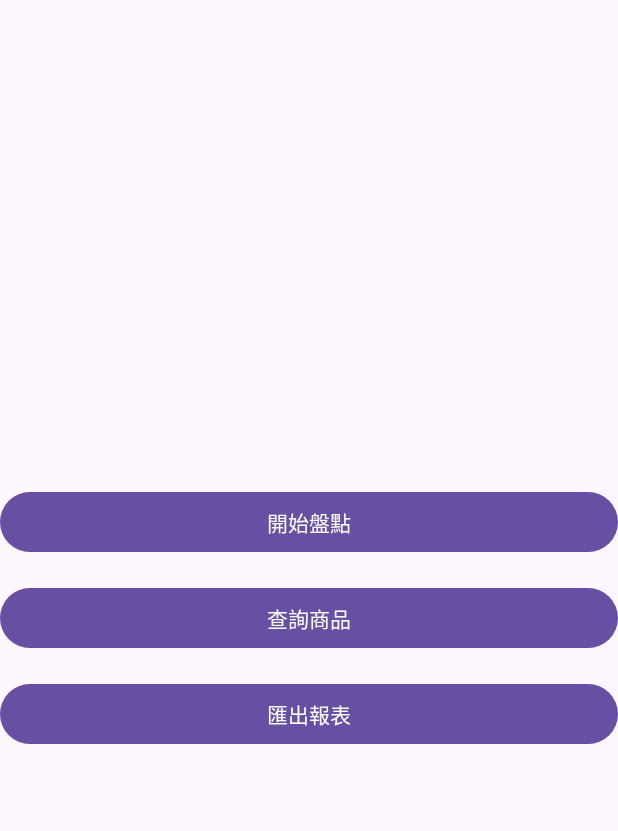
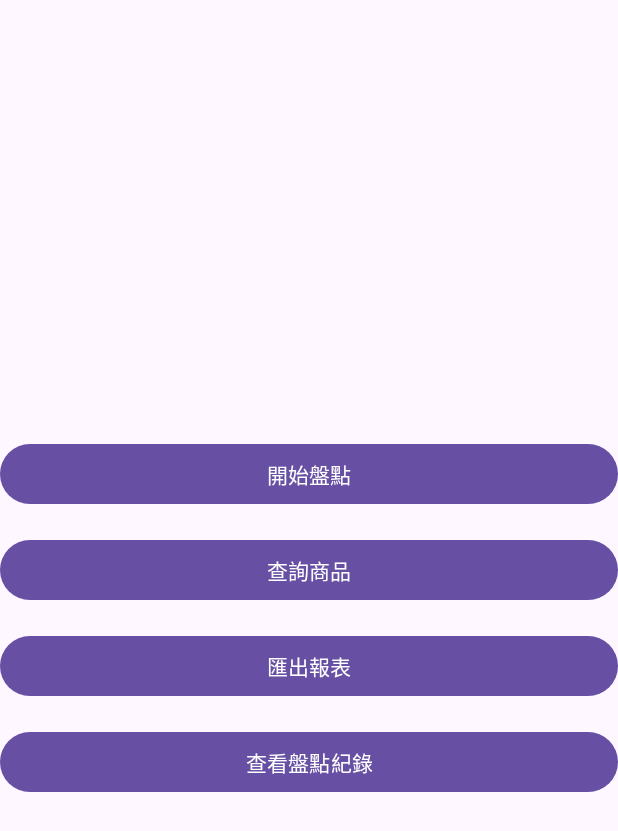
Before and after one commit to PengWorks1114/InventoryApp-Android, an Android app: the screen it shows after launch (MainActivity), on a phone screen of 412 x 824 dp. Shown: the top 831 px of the screen. Run offline under Robolectric (Android 15) with nearby library versions, the phone set to English and light mode, and no system bars.

Commit message:
從主畫面新增入口按鈕,新增盤點layout畫面

```diff
--- a/app/src/main/java/com/example/inventoryapp/MainActivity.kt
+++ b/app/src/main/java/com/example/inventoryapp/MainActivity.kt
@@ -53,5 +53,10 @@ class MainActivity : AppCompatActivity() {
             }
         }
 
+        findViewById<Button>(R.id.btnViewLogs).setOnClickListener {
+            startActivity(Intent(this, LogListActivity::class.java))
+        }
+
+
     }
 }
--- a/app/src/main/res/layout/activity_main.xml
+++ b/app/src/main/res/layout/activity_main.xml
@@ -31,6 +31,14 @@
         android:text="@string/export_report"
         android:layout_marginTop="16dp" />
 
+    <Button
+        android:id="@+id/btnViewLogs"
+        android:layout_width="match_parent"
+        android:layout_height="wrap_content"
+        android:text="查看盤點紀錄"
+        android:layout_marginTop="16dp" />
+
+
 
 
 
```
